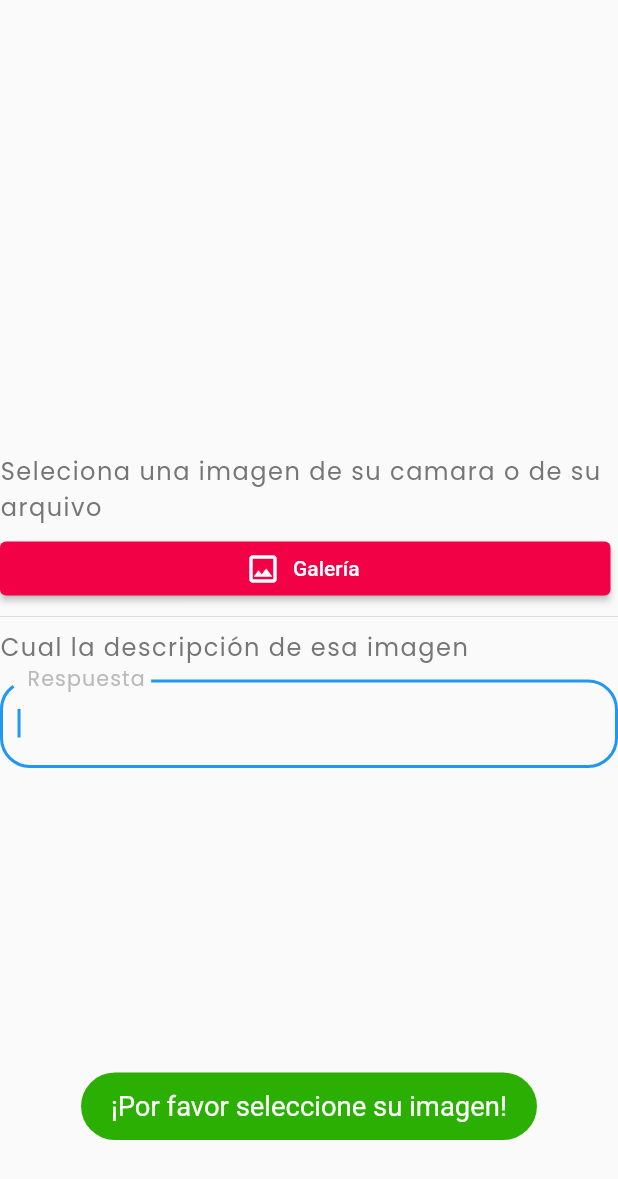
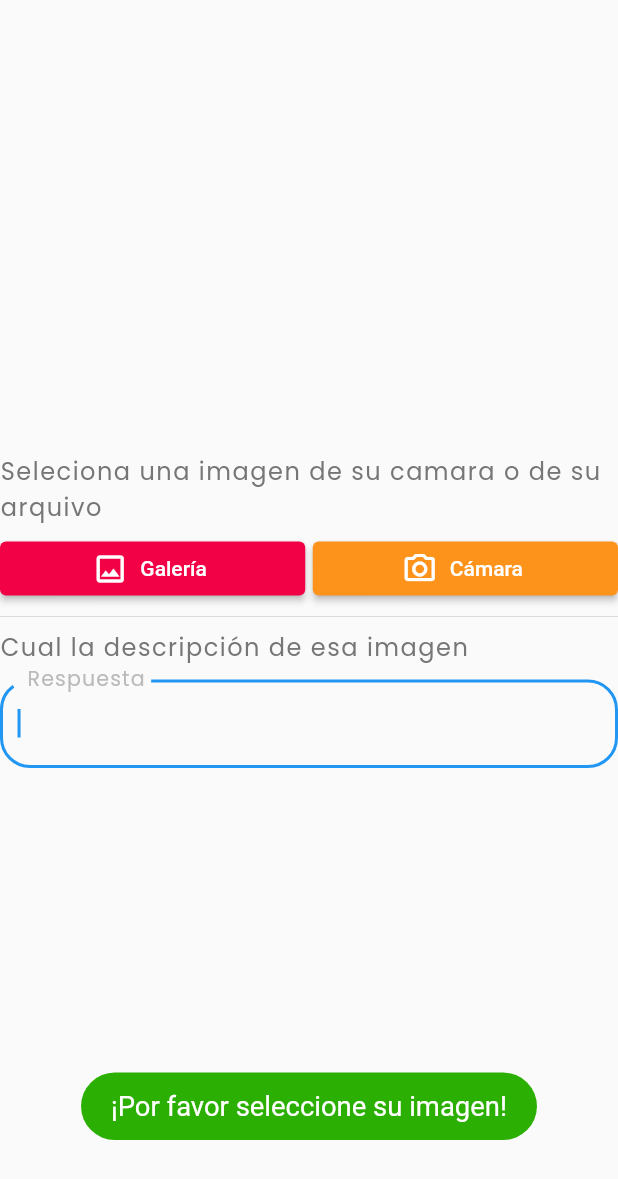
Before and after one commit to azulsavioli/Proyectemos, a Flutter app: the CustomStep widget shown alone on an empty page, opened directly with empty values, after a tap on "Galería", on a phone screen of 412 x 824 dp. Shown: the top 1179 px of the screen. Run offline on Flutter 3.47's test engine with Material 2 defaults, Android fonts, the phone set to English and light mode, and no system bars; our stand-ins replace card_swiper, carousel_slider, cloud_firestore, file_picker, firebase_auth, firebase_core and 12 more; missing offline and left inert: appinio_video_player, mailer, record, simple_ripple_animation; accounts and stored records are empty; project files that could hold a hidden picture were left out.

Commit message:
alteracao orientacao e refatoracao stepper

```diff
--- a/lib/app/modules/widgets/step.dart
+++ b/lib/app/modules/widgets/step.dart
@@ -73,7 +73,7 @@ class _CustomStepState extends State<CustomStep> {
   File? image;
 
   Future pickImage(List<XFile> images, ImageSource source) async {
-    if (images.length >= 10) images = [];
+    if (images.length >= 5) images = [];
     final image = await ImagePicker().pickImage(source: source);
     if (image == null) return;
 
@@ -164,28 +164,31 @@ class _CustomStepState extends State<CustomStep> {
                 const SizedBox(
                   width: 5,
                 ),
-                // Expanded(
-                //   child: ElevatedButton.icon(
-                //       style: ButtonStyle(
-                //         backgroundColor:
-                //             MaterialStateProperty.all(buttonCameraColor),
-                //       ),
-                //       onPressed: () async {
-                //         final image = await pickImage(
-                //             CustomStep.images, ImageSource.camera);
-                //         if (image == null) {
-                //           validate(context);
-                //         } else if (image != null) {
-                //           setState(() {
-                //             buttonCameraColor = ThemeColors.green;
-                //             buttonCameraIcon = const Icon(Icons.check);
-                //             buttonCameraSelected = true;
-                //           });
-                //         }
-                //       },
-                //       icon: buttonCameraIcon,
-                //       label: const Text('Cámara')),
-                // ),
+                Expanded(
+                  child: ElevatedButton.icon(
+                    style: ButtonStyle(
+                      backgroundColor:
+                          MaterialStateProperty.all(buttonCameraColor),
+                    ),
+                    onPressed: () async {
+                      final image = await pickImage(
+                        CustomStep.images,
+                        ImageSource.camera,
+                      );
+                      if (image == null) {
+                        validate();
+                      } else if (image != null) {
+                        setState(() {
+                          buttonCameraColor = ThemeColors.green;
+                          buttonCameraIcon = const Icon(Icons.check);
+                          buttonCameraSelected = true;
+                        });
+                      }
+                    },
+                    icon: buttonCameraIcon,
+                    label: const Text('Cámara'),
+                  ),
+                ),
               ],
             ),
             const Divider(),
--- a/lib/main.dart
+++ b/lib/main.dart
@@ -21,7 +21,6 @@ Future<void> main() async {
   WidgetsFlutterBinding.ensureInitialized();
   await SystemChrome.setPreferredOrientations([
     DeviceOrientation.portraitUp,
-    DeviceOrientation.portraitDown,
   ]);
 
   final preferences = await SharedPreferences.getInstance();
```
